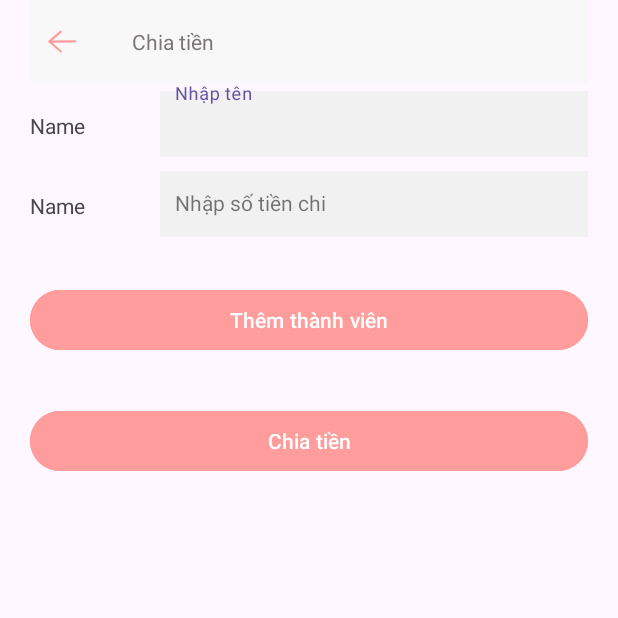
After one commit to hieupham2705/AppQLCT_N3, an Android app: the ShareMoneyActivity screen opened directly, with no data from a screen before it, on a phone screen of 412 x 824 dp, the top half of it. The commit adds this screen. Run offline under Robolectric (Android 15) with nearby library versions, the phone set to English and light mode, and no system bars.

Commit message:
share money

```diff
--- a/app/src/main/AndroidManifest.xml
+++ b/app/src/main/AndroidManifest.xml
@@ -13,6 +13,9 @@
         android:theme="@style/Theme.QLCT_N3"
         tools:targetApi="31">
         <activity
+            android:name=".View.ShareMoneyActivity"
+            android:exported="false" />
+        <activity
             android:name=".MainActivity"
             android:exported="true">
             <intent-filter>
--- /dev/null
+++ b/app/src/main/java/com/example/qlct_n3/View/ShareMoneyActivity.java
@@ -0,0 +1,16 @@
+package com.example.qlct_n3.View;
+
+import androidx.appcompat.app.AppCompatActivity;
+
+import android.os.Bundle;
+
+import com.example.qlct_n3.R;
+
+public class ShareMoneyActivity extends AppCompatActivity {
+
+    @Override
+    protected void onCreate(Bundle savedInstanceState) {
+        super.onCreate(savedInstanceState);
+        setContentView(R.layout.activity_share_money);
+    }
+}
--- /dev/null
+++ b/app/src/main/res/drawable/icon_back.xml
@@ -0,0 +1,15 @@
+<vector xmlns:android="http://schemas.android.com/apk/res/android"
+    android:width="20dp"
+    android:height="15dp"
+    android:viewportWidth="20"
+    android:viewportHeight="15">
+  <path
+      android:pathData="M7.981,0.494L0.576,6.906A0.755,0.755 94.29,0 0,0.5 7.971L0.5,7.971A0.755,0.755 94.29,0 0,1.564 8.048L8.969,1.635A0.755,0.755 94.29,0 0,9.046 0.571L9.046,0.571A0.755,0.755 94.29,0 0,7.981 0.494z"
+      android:fillColor="#FF9C9C"/>
+  <path
+      android:pathData="M18.267,6.648L1.741,6.781A0.743,0.743 134.449,0 0,1.004 7.53L1.004,7.53A0.743,0.743 134.449,0 0,1.753 8.268L18.279,8.135A0.743,0.743 134.449,0 0,19.016 7.385L19.016,7.385A0.743,0.743 134.449,0 0,18.267 6.648z"
+      android:fillColor="#FF9C9C"/>
+  <path
+      android:pathData="M8.07,14.534L0.538,8.012A0.712,0.712 85.71,0 1,0.466 7.008L0.466,7.008A0.712,0.712 85.71,0 1,1.47 6.936L9.002,13.458A0.712,0.712 85.71,0 1,9.074 14.462L9.074,14.462A0.712,0.712 85.71,0 1,8.07 14.534z"
+      android:fillColor="#FF9C9C"/>
+</vector>
--- /dev/null
+++ b/app/src/main/res/layout/activity_share_money.xml
@@ -0,0 +1,128 @@
+<?xml version="1.0" encoding="utf-8"?>
+<LinearLayout xmlns:android="http://schemas.android.com/apk/res/android"
+    xmlns:app="http://schemas.android.com/apk/res-auto"
+    xmlns:tools="http://schemas.android.com/tools"
+    android:orientation="vertical"
+    android:paddingHorizontal="20dp"
+    android:layout_width="match_parent"
+    android:layout_height="match_parent">
+
+    <LinearLayout
+        android:layout_width="match_parent"
+        android:layout_height="55dp"
+        android:background="#F8F8F8"
+        android:gravity="center"
+        android:orientation="horizontal">
+
+        <ImageButton
+            android:layout_width="wrap_content"
+            android:layout_height="wrap_content"
+            android:backgroundTint="#F8F8F8"
+            android:src="@drawable/icon_back" />
+
+        <Space
+            android:layout_width="24dp"
+            android:layout_height="wrap_content" />
+
+        <TextView
+            android:layout_width="wrap_content"
+            android:layout_height="wrap_content"
+            android:layout_weight="1"
+            android:text="@string/chia_tien"
+            android:textColor="@color/gray" />
+    </LinearLayout>
+
+    <TableRow
+        android:layout_width="match_parent"
+        android:layout_height="wrap_content">
+
+        <TextView
+            android:layout_width="wrap_content"
+            android:layout_height="wrap_content"
+            android:text="@string/name" />
+        <Space
+            android:layout_width="50dp"
+            android:layout_height="wrap_content"/>
+
+        <com.google.android.material.textfield.TextInputLayout
+            android:id="@+id/edt_name"
+            style="@style/Widget.MaterialComponents.TextInputLayout.OutlinedBox.Dense"
+            android:layout_width="0dp"
+            android:layout_height="wrap_content"
+            android:layout_marginBottom="4dp"
+            android:layout_weight="1">
+
+            <com.example.qlct_n3.base.BaseTextInputEditText
+                style="@style/Widget.MaterialComponents.TextInputLayout.OutlinedBox.Dense"
+                android:layout_width="match_parent"
+                android:layout_height="44dp"
+                android:paddingStart="10dp"
+                android:background="#F1F1F1"
+                android:hint="Nhập tên"
+                android:inputType="number" />
+
+        </com.google.android.material.textfield.TextInputLayout>
+
+
+    </TableRow>
+    <TableRow
+        android:layout_width="match_parent"
+        android:layout_height="wrap_content">
+
+        <TextView
+            android:layout_width="wrap_content"
+            android:layout_height="wrap_content"
+            android:text="@string/name" />
+        <Space
+            android:layout_width="50dp"
+            android:layout_height="wrap_content"/>
+
+        <com.google.android.material.textfield.TextInputLayout
+            android:id="@+id/edt_spending_money"
+            style="@style/Widget.MaterialComponents.TextInputLayout.OutlinedBox.Dense"
+            android:layout_width="0dp"
+            android:layout_height="wrap_content"
+            android:layout_marginBottom="4dp"
+            android:layout_weight="1">
+
+            <com.example.qlct_n3.base.BaseTextInputEditText
+                style="@style/Widget.MaterialComponents.TextInputLayout.OutlinedBox.Dense"
+                android:layout_width="match_parent"
+                android:layout_height="44dp"
+                android:paddingStart="10dp"
+                android:background="#F1F1F1"
+                android:hint="Nhập số tiền chi"
+                android:inputType="number" />
+
+        </com.google.android.material.textfield.TextInputLayout>
+
+
+    </TableRow>
+    <Space
+        android:layout_width="wrap_content"
+        android:layout_height="27dp"/>
+    <Button
+        android:id="@+id/btn_add_member"
+        android:backgroundTint="@color/pink"
+        android:text="Thêm thành viên"
+        android:textColor="@color/white"
+        android:layout_width="match_parent"
+        android:layout_height="wrap_content"/>
+    <androidx.recyclerview.widget.RecyclerView
+        android:layout_marginTop="5dp"
+        android:id="@+id/recyclerview"
+        app:layoutManager="androidx.recyclerview.widget.LinearLayoutManager"
+        android:layout_width="match_parent"
+        android:layout_height="wrap_content"/>
+
+    <Space
+        android:layout_width="wrap_content"
+        android:layout_height="27dp"/>
+    <Button
+        android:id="@+id/btn_share_money"
+        android:backgroundTint="@color/pink"
+        android:text="Chia tiền"
+        android:textColor="@color/white"
+        android:layout_width="match_parent"
+        android:layout_height="wrap_content"/>
+</LinearLayout>
--- a/app/src/main/res/values/strings.xml
+++ b/app/src/main/res/values/strings.xml
@@ -2,4 +2,6 @@
     <string name="app_name">QLCT_N3</string>
     <!-- TODO: Remove or change this placeholder text -->
     <string name="hello_blank_fragment">Hello blank fragment</string>
+    <string name="name">Name</string>
+    <string name="chia_tien">Chia tiền</string>
 </resources>
```
